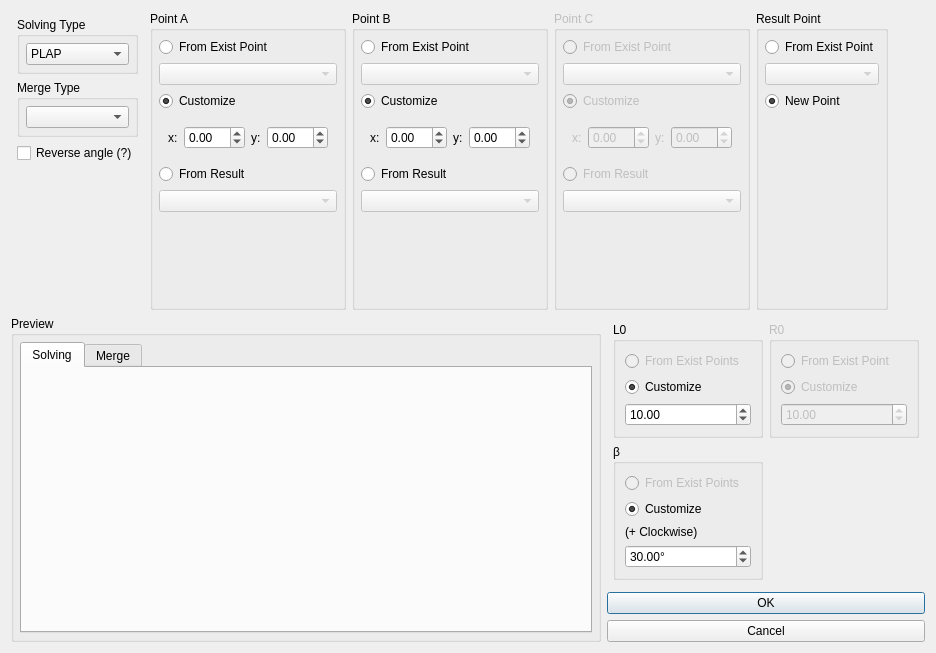
Qt form core/panel/run_Triangle_Solver_edit.ui (KmolYuan/Pyslvs-UI) before a commit.
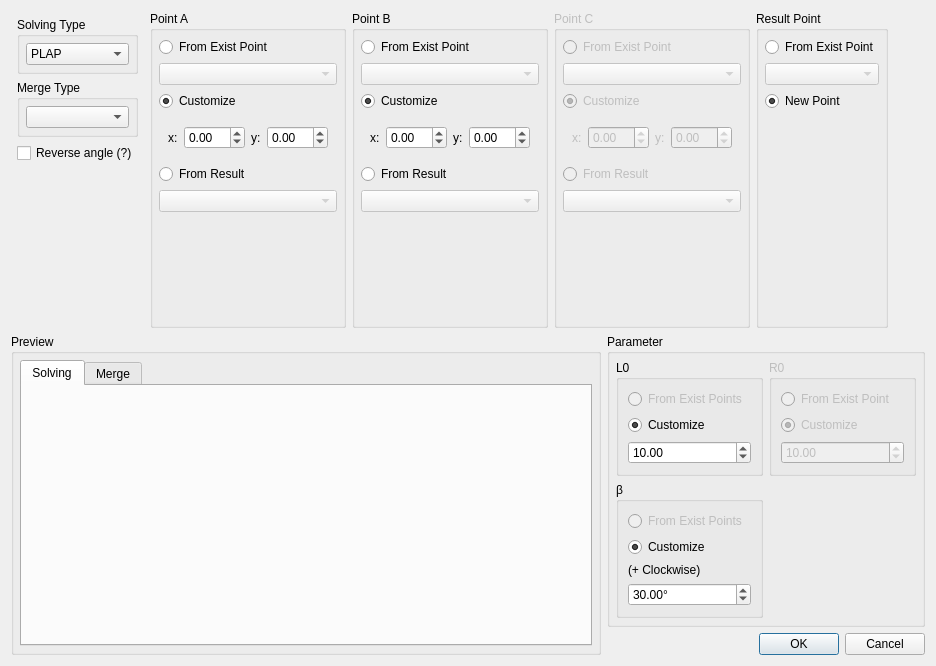
The same form after that commit. Icons and pictures are not drawn.

What changed in the file:
```diff
--- a/core/panel/run_Triangle_Solver_edit.ui
+++ b/core/panel/run_Triangle_Solver_edit.ui
@@ -7,19 +7,19 @@
     <x>0</x>
     <y>0</y>
     <width>936</width>
-    <height>653</height>
+    <height>666</height>
    </rect>
   </property>
   <property name="minimumSize">
    <size>
     <width>936</width>
-    <height>653</height>
+    <height>666</height>
    </size>
   </property>
   <property name="maximumSize">
    <size>
     <width>936</width>
-    <height>653</height>
+    <height>666</height>
    </size>
   </property>
   <property name="windowTitle">
@@ -675,7 +675,10 @@
      <item>
       <layout class="QVBoxLayout" name="verticalLayout_7">
        <item>
-        <widget class="QWidget" name="valuePanel" native="true">
+        <widget class="QGroupBox" name="valuePanel">
+         <property name="title">
+          <string>Parameter</string>
+         </property>
          <layout class="QGridLayout" name="gridLayout">
           <property name="leftMargin">
            <number>6</number>
@@ -834,7 +837,7 @@
           </sizepolicy>
          </property>
          <property name="orientation">
-          <enum>Qt::Vertical</enum>
+          <enum>Qt::Horizontal</enum>
          </property>
          <property name="standardButtons">
           <set>QDialogButtonBox::Cancel|QDialogButtonBox::Ok</set>
```
Left out of the diff: 160 changed lines with no effect on the pictures.
